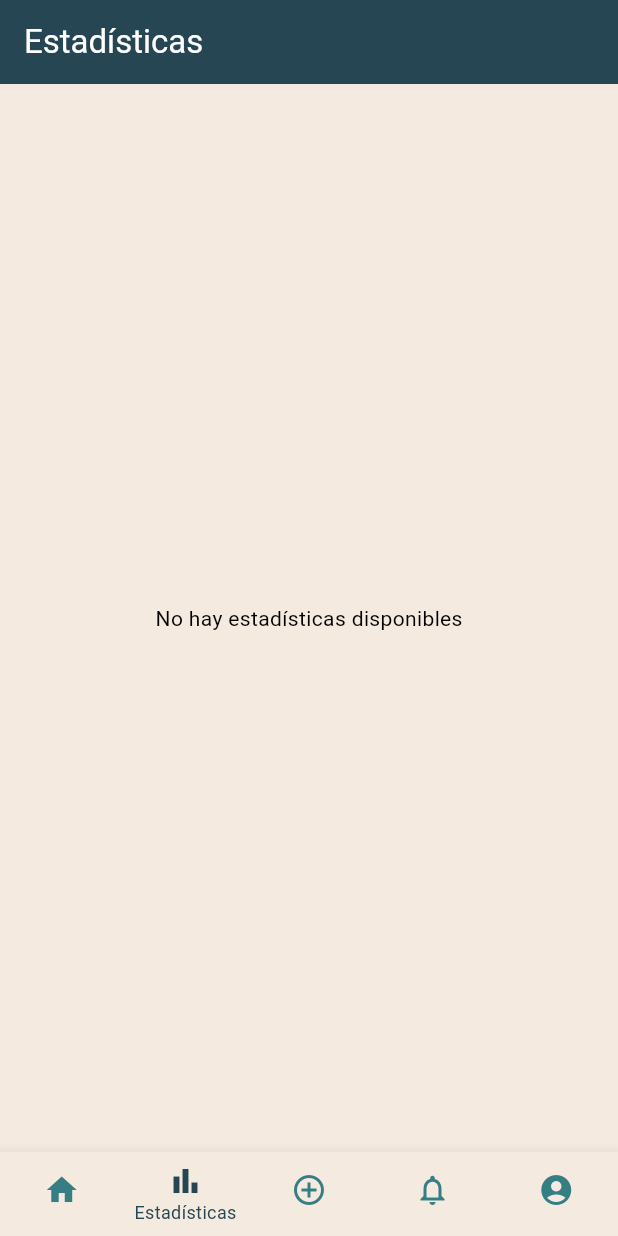
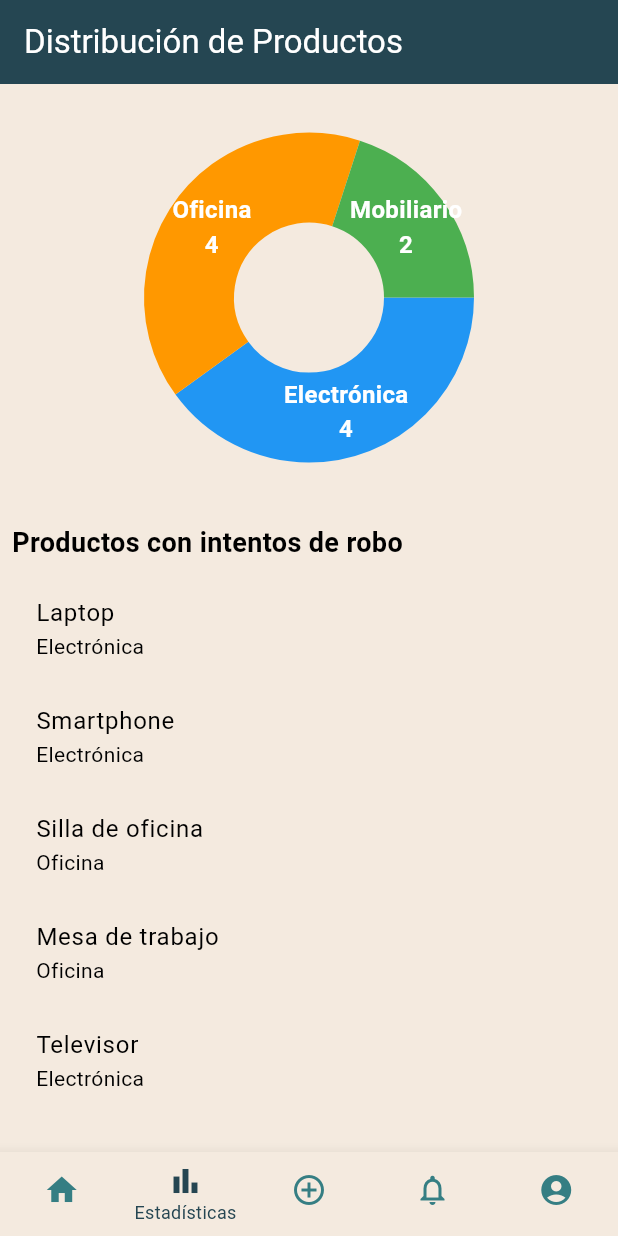
Before and after one commit to dev-brian/appSIAR, a Flutter app: the screen it shows once a user with an empty profile is signed in, item 2 of the bottom bar chosen, on a phone screen of 412 x 824 dp. Run offline on Flutter 3.47's test engine with Material 3 defaults, Android fonts, the phone set to English and light mode, and no system bars; drawn by our look-alikes of fl_chart; our stand-ins replace cloud_firestore, firebase_auth, firebase_core, firebase_storage, font_awesome_flutter, google_sign_in and 1 more; accounts and stored records are empty.

Commit message:
Actualizacion de screen de Estadisticas. Simulacion

```diff
--- a/lib/main.dart
+++ b/lib/main.dart
@@ -8,6 +8,7 @@ import 'package:siar/screens/add_product_screen.dart';
 import 'package:siar/screens/home_screen.dart';
 import 'package:siar/screens/signin_screen.dart';
 import 'package:siar/screens/profile_screen.dart';
+import 'package:siar/screens/stadistic_screen.dart'; // Importamos la pantalla de estadísticas
 // Theme
 import 'package:siar/theme/app_theme.dart';
 // Widgets
@@ -34,8 +35,10 @@ class MyApp extends StatelessWidget {
       routes: {
         '/home': (context) => const MainScreen(),
         '/add-product': (context) => const AddProductScreen(),
-        '/signin': (context) => SignInScreen(),
+        '/signin': (context) => const SignInScreen(),
         '/profile': (context) => const ProfileScreen(),
+        '/statistics': (context) =>
+            PieChartScreen(), // Añadimos la ruta para las estadísticas
       },
     );
   }
@@ -47,6 +50,7 @@ class AuthWrapper extends StatelessWidget {
   @override
   Widget build(BuildContext context) {
     return StreamBuilder<User?>(
+      // Detecta el estado de autenticación del usuario
       stream: FirebaseAuth.instance.authStateChanges(),
       builder: (context, snapshot) {
         // Si el estado de autenticación está cargando
@@ -80,10 +84,7 @@ class _MainScreenState extends State<MainScreen> {
 
   final List<Widget> _screens = [
     const HomeScreen(),
-    Scaffold(
-      appBar: AppBar(title: const Text('Estadísticas')),
-      body: const Center(child: Text('No hay estadísticas disponibles')),
-    ),
+    PieChartScreen(), // Ahora la pantalla de estadísticas es la que aparece al seleccionar la segunda pestaña
     const AddProductScreen(),
     Scaffold(
       appBar: AppBar(title: const Text('Notificaciones')),
@@ -99,7 +100,12 @@ class _MainScreenState extends State<MainScreen> {
       bottomNavigationBar: BottomNavBar(
         currentIndex: _currentIndex,
         onTap: (index) {
-          if (index == 2) {
+          if (index == 1) {
+            // Al seleccionar la segunda pestaña (estadísticas)
+            setState(() {
+              _currentIndex = index;
+            });
+          } else if (index == 2) {
             // Navegar a AddProductScreen
             Navigator.pushNamed(context, '/add-product');
           } else {
--- /dev/null
+++ b/lib/screens/stadistic_screen.dart
@@ -0,0 +1,282 @@
+import 'package:flutter/material.dart';
+import 'package:fl_chart/fl_chart.dart';
+
+class PieChartScreen extends StatefulWidget {
+  @override
+  _PieChartScreenState createState() => _PieChartScreenState();
+}
+
+class _PieChartScreenState extends State<PieChartScreen> {
+  // Lista de productos simulados
+  List<Map<String, String>> productos = [
+    {
+      'nombre': 'Laptop',
+      'categoria': 'Electrónica',
+      'descripcion': 'Laptop de 15 pulgadas'
+    },
+    {
+      'nombre': 'Smartphone',
+      'categoria': 'Electrónica',
+      'descripcion': 'Smartphone con cámara 4K'
+    },
+    {
+      'nombre': 'Silla de oficina',
+      'categoria': 'Oficina',
+      'descripcion': 'Silla ergonómica con respaldo'
+    },
+    {
+      'nombre': 'Mesa de trabajo',
+      'categoria': 'Oficina',
+      'descripcion': 'Mesa de escritorio de madera'
+    },
+    {
+      'nombre': 'Televisor',
+      'categoria': 'Electrónica',
+      'descripcion': 'Televisor 4K de 55 pulgadas'
+    },
+    {
+      'nombre': 'Sofa',
+      'categoria': 'Mobiliario',
+      'descripcion': 'Sofá de tres plazas color gris'
+    },
+    {
+      'nombre': 'Lámpara',
+      'categoria': 'Mobiliario',
+      'descripcion': 'Lámpara de pie con base de mármol'
+    },
+    {
+      'nombre': 'Impresora',
+      'categoria': 'Oficina',
+      'descripcion': 'Impresora láser color'
+    },
+    {
+      'nombre': 'Auriculares',
+      'categoria': 'Electrónica',
+      'descripcion': 'Auriculares inalámbricos'
+    },
+    {
+      'nombre': 'Escritorio',
+      'categoria': 'Oficina',
+      'descripcion': 'Escritorio de madera con cajones'
+    },
+  ];
+
+  // Lista para almacenar el conteo de productos por categoría
+  Map<String, int> categoryCounts = {};
+
+  @override
+  void initState() {
+    super.initState();
+    _countCategories();
+  }
+
+  // Función para contar los productos por categoría en la lista local
+  void _countCategories() {
+    Map<String, int> counts = {};
+
+    for (var product in productos) {
+      String category = product['categoria']!;
+      if (category == 'Electrónica' ||
+          category == 'Mobiliario' ||
+          category == 'Oficina') {
+        if (counts.containsKey(category)) {
+          counts[category] = counts[category]! + 1;
+        } else {
+          counts[category] = 1;
+        }
+      }
+    }
+
+    setState(() {
+      categoryCounts = counts;
+    });
+  }
+
+  // Función para construir la gráfica de pastel
+  PieChartSectionData _createPieChartSection(String category, int count) {
+    return PieChartSectionData(
+      color: _getCategoryColor(category),
+      value: count.toDouble(),
+      title: '$category\n$count',
+      radius: 60, // Hacer la gráfica más grande
+      titleStyle: TextStyle(
+          fontSize: 16, fontWeight: FontWeight.bold, color: Colors.white),
+    );
+  }
+
+  // Asignar un color único a cada categoría
+  Color _getCategoryColor(String category) {
+    switch (category) {
+      case 'Electrónica':
+        return Colors.blue;
+      case 'Mobiliario':
+        return Colors.green;
+      case 'Oficina':
+        return Colors.orange;
+      default:
+        return Colors.grey;
+    }
+  }
+
+  // Navegar a la pantalla con detalles de los productos por categoría
+  void _navigateToProductDetails(String category) {
+    final filteredProducts =
+        productos.where((product) => product['categoria'] == category).toList();
+
+    Navigator.push(
+      context,
+      MaterialPageRoute(
+        builder: (context) => ProductListScreen(
+          category: category,
+          products: filteredProducts,
+        ),
+      ),
+    );
+  }
+
+  @override
+  Widget build(BuildContext context) {
+    return Scaffold(
+      appBar: AppBar(title: Text('Distribución de Productos')),
+      body: Column(
+        children: [
+          // Gráfico de pastel
+          Expanded(
+            flex: 2,
+            child: Padding(
+              padding: const EdgeInsets.all(16.0),
+              child: PieChart(
+                PieChartData(
+                  sections: categoryCounts.entries.map((entry) {
+                    return _createPieChartSection(entry.key, entry.value);
+                  }).toList(),
+                  borderData: FlBorderData(show: false),
+                  sectionsSpace: 0,
+                  centerSpaceRadius: 50,
+                  pieTouchData: PieTouchData(
+                    touchCallback:
+                        (FlTouchEvent event, PieTouchResponse? touchResponse) {
+                      if (touchResponse != null &&
+                          touchResponse.touchedSection != null) {
+                        final touchedSection = touchResponse.touchedSection;
+                        final touchedCategory =
+                            touchedSection?.title?.split('\n')[0] ?? '';
+                        if (touchedCategory.isNotEmpty) {
+                          _navigateToProductDetails(touchedCategory);
+                        }
+                      }
+                    },
+                  ),
+                ),
+              ),
+            ),
+          ),
+
+          // Lista de productos con intentos de robo
+          Expanded(
+            flex: 3,
+            child: Padding(
+              padding: const EdgeInsets.all(8.0),
+              child: Column(
+                crossAxisAlignment: CrossAxisAlignment.start,
+                children: [
+                  Text(
+                    'Productos con intentos de robo',
+                    style: TextStyle(fontSize: 18, fontWeight: FontWeight.bold),
+                  ),
+                  SizedBox(height: 8),
+                  Expanded(
+                    child: ListView.builder(
+                      itemCount: productos.length,
+                      itemBuilder: (context, index) {
+                        final product = productos[index];
+                        return ListTile(
+                          title: Text(product['nombre']!),
+                          subtitle: Text(product['categoria']!),
+                          onTap: () {
+                            // Acción al tocar un producto
+                            Navigator.push(
+                              context,
+                              MaterialPageRoute(
+                                builder: (context) =>
+                                    ProductDetailScreen(product: product),
+                              ),
+                            );
+                          },
+                        );
+                      },
+                    ),
+                  ),
+                ],
+              ),
+            ),
+          ),
+        ],
+      ),
+    );
+  }
+}
+
+extension on PieTouchedSection? {
+  get title => null;
+}
+
+class ProductListScreen extends StatelessWidget {
+  final String category;
+  final List<Map<String, String>> products;
+
+  const ProductListScreen(
+      {Key? key, required this.category, required this.products})
+      : super(key: key);
+
+  @override
+  Widget build(BuildContext context) {
+    return Scaffold(
+      appBar: AppBar(title: Text('Productos de $category')),
+      body: ListView.builder(
+        itemCount: products.length,
+        itemBuilder: (context, index) {
+          final product = products[index];
+          return ListTile(
+            title: Text(product['nombre']!),
+            subtitle: Text(product['descripcion']!),
+            onTap: () {
+              Navigator.push(
+                context,
+                MaterialPageRoute(
+                  builder: (context) => ProductDetailScreen(product: product),
+                ),
+              );
+            },
+          );
+        },
+      ),
+    );
+  }
+}
+
+class ProductDetailScreen extends StatelessWidget {
+  final Map<String, String> product;
+
+  const ProductDetailScreen({Key? key, required this.product})
+      : super(key: key);
+
+  @override
+  Widget build(BuildContext context) {
+    return Scaffold(
+      appBar: AppBar(title: Text(product['nombre']!)),
+      body: Padding(
+        padding: const EdgeInsets.all(16.0),
+        child: Column(
+          crossAxisAlignment: CrossAxisAlignment.start,
+          children: [
+            Text('Nombre: ${product['nombre']}'),
+            Text('Categoría: ${product['categoria']}'),
+            Text('Descripción: ${product['descripcion']}'),
+            // Agregar más detalles si es necesario
+          ],
+        ),
+      ),
+    );
+  }
+}
--- a/pubspec.yaml
+++ b/pubspec.yaml
@@ -45,6 +45,7 @@ dependencies:
   google_sign_in: ^6.3.0
   flutter_native_splash: ^2.4.5
   font_awesome_flutter: ^10.8.0
+  fl_chart: ^0.70.2
 
 dev_dependencies:
   flutter_test:
```
Also changed, not shown: pubspec.lock, 126 other files.
